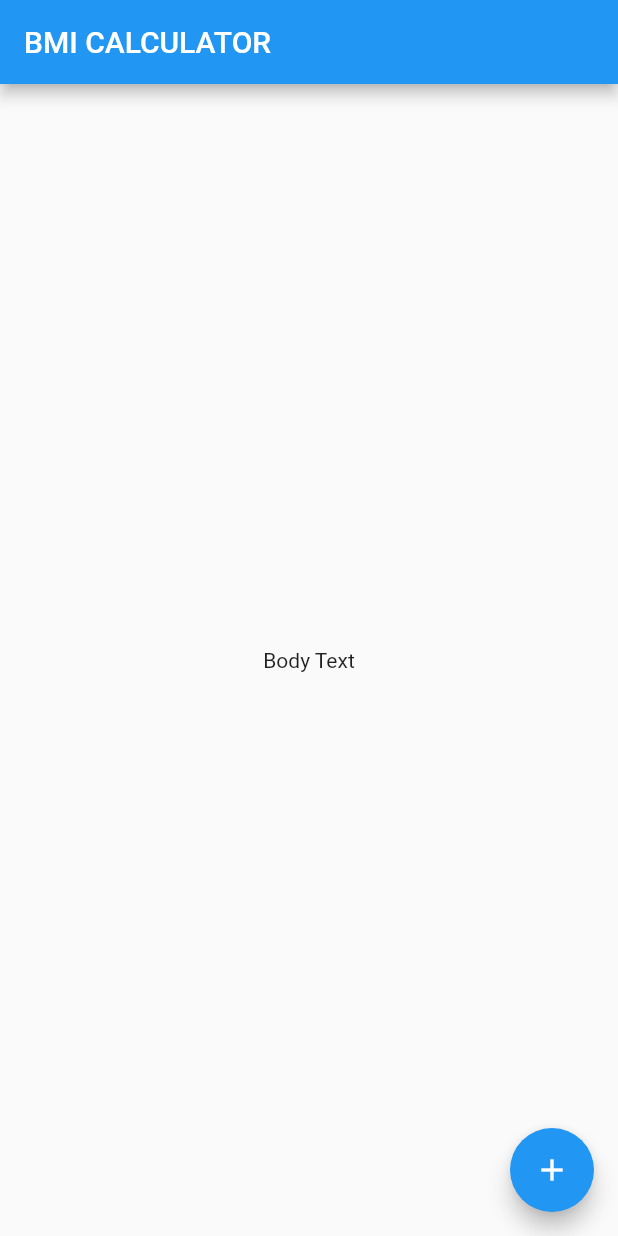
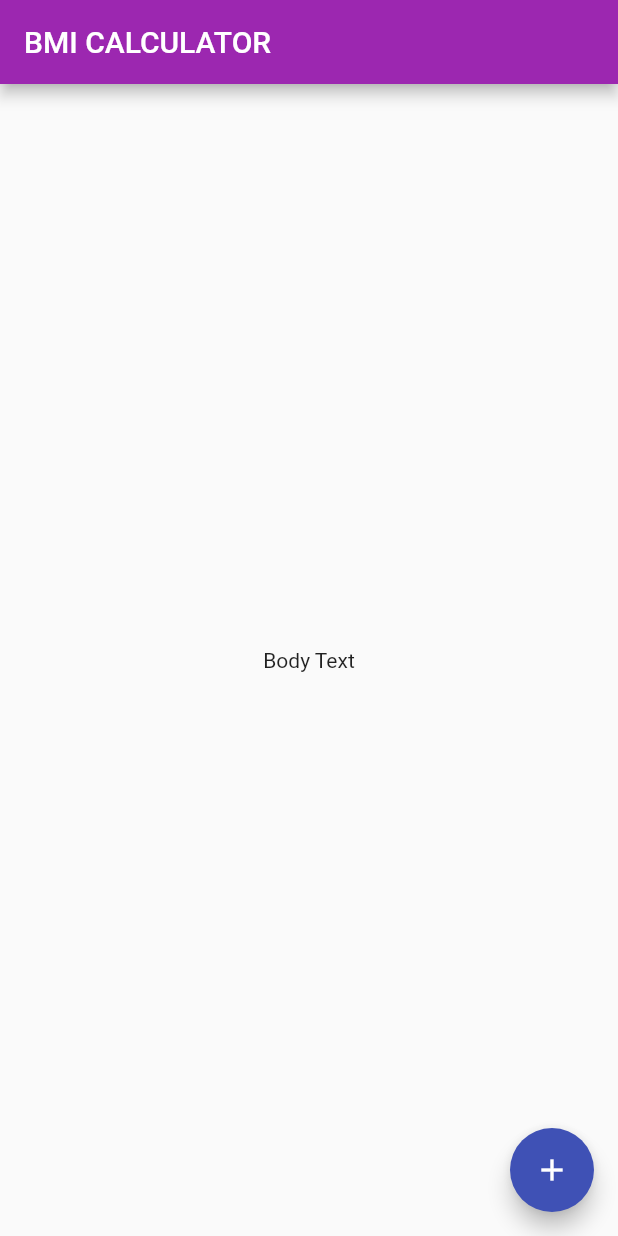
Before and after one commit to kkartikk95/bmiapp, a Flutter app: the screen it shows after launch, on a phone screen of 412 x 824 dp. Run offline on Flutter 3.47's test engine with Material 2 defaults, Android fonts, the phone set to English and light mode, and no system bars.

Commit message:
Theme testing

```diff
--- a/lib/main.dart
+++ b/lib/main.dart
@@ -6,6 +6,12 @@ class BMICalculator extends StatelessWidget {
   @override
   Widget build(BuildContext context) {
     return MaterialApp(
+      theme: ThemeData(
+        colorScheme: ColorScheme.fromSwatch().copyWith(
+          primary: Colors.purple,
+          secondary: Colors.indigo,
+        ),
+      ),
       home: InputPage(),
     );
   }
@@ -27,6 +33,9 @@ class _InputPageState extends State<InputPage> {
         child: Text('Body Text'),
       ),
       floatingActionButton: FloatingActionButton(
+        onPressed: (){
+
+        },
         child: Icon(Icons.add),
       ),
     );
```
